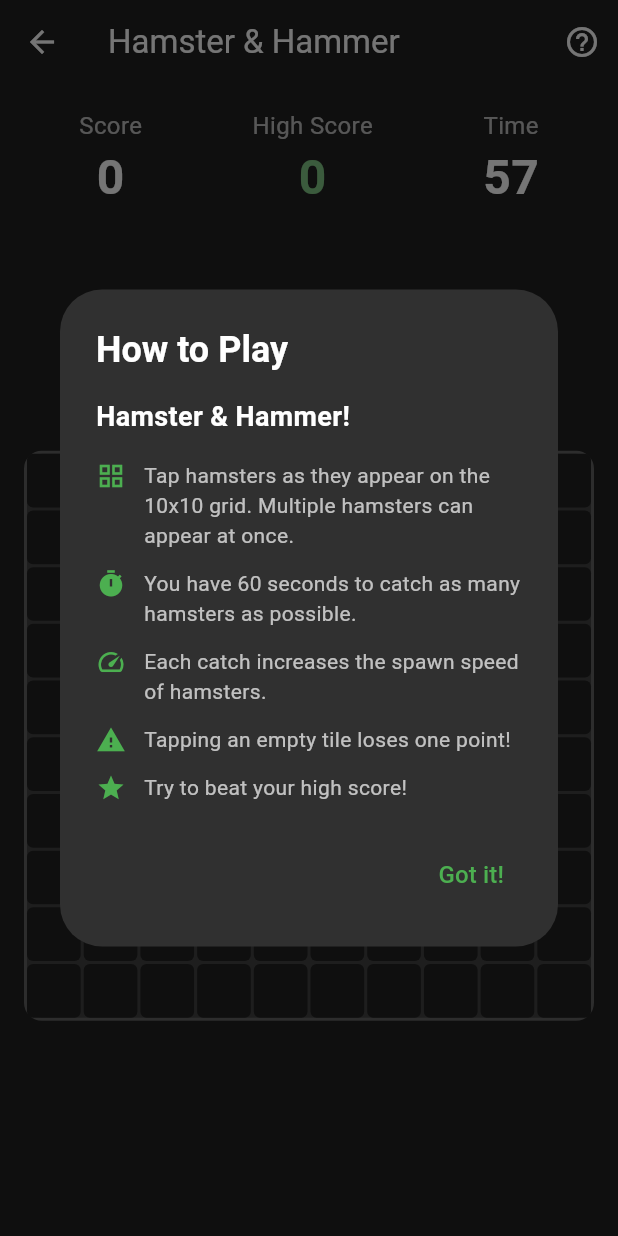
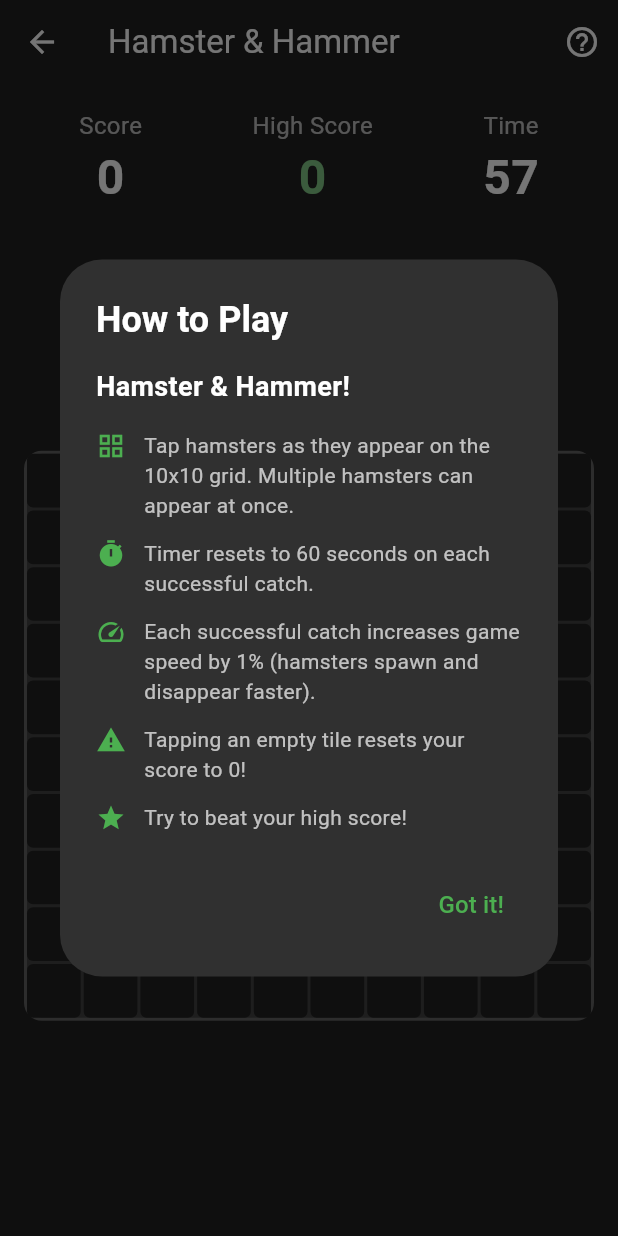
Before and after one commit to EvalVis/cats-instinct, a Flutter app: the HamsterHammerGame screen opened directly, after a tap on the "help outline" icon, on a phone screen of 412 x 824 dp. Run offline on Flutter 3.47's test engine with Material 3 defaults, Android fonts, the phone set to English and light mode, and no system bars; our stand-ins replace shared_preferences; accounts and stored records are empty.

Commit message:
Increase game difficulty

```diff
--- a/lib/hamster_hammer_game.dart
+++ b/lib/hamster_hammer_game.dart
@@ -12,19 +12,21 @@ class HamsterHammerGame extends StatefulWidget {
 
 class _HamsterHammerGameState extends State<HamsterHammerGame> {
   static const int gridSize = 10;
-  static const int hamsterLifetimeMs = 3000;
+  static const int initialHamsterLifetimeMs = 3000;
   static const int initialHamsterCount = 5;
+  static const int initialTimerSeconds = 60;
   final List<List<DateTime?>> _grid = List.generate(
     gridSize,
     (_) => List.generate(gridSize, (_) => null),
   );
   int _score = 0;
   int _highScore = 0;
-  int _timeRemaining = 60;
+  int _timeRemaining = initialTimerSeconds;
   Timer? _gameTimer;
   Timer? _hamsterTimer;
   Timer? _expirationTimer;
   double _spawnDelay = 1500.0;
+  double _hamsterLifetimeMs = initialHamsterLifetimeMs.toDouble();
   final Random _random = Random.secure();
   int? _lastHamsterRow;
   int? _lastHamsterCol;
@@ -99,7 +101,7 @@ class _HamsterHammerGameState extends State<HamsterHammerGame> {
           for (int col = 0; col < gridSize; col++) {
             if (_grid[row][col] != null) {
               final age = now.difference(_grid[row][col]!).inMilliseconds;
-              if (age >= hamsterLifetimeMs) {
+              if (age >= _hamsterLifetimeMs) {
                 _grid[row][col] = null;
                 needsUpdate = true;
               }
@@ -161,12 +163,13 @@ class _HamsterHammerGameState extends State<HamsterHammerGame> {
       if (_grid[row][col] != null) {
         _grid[row][col] = null;
         _score++;
-        _spawnDelay = (_spawnDelay * 0.98).clamp(500.0, 3000.0);
+        _timeRemaining = initialTimerSeconds;
+        _spawnDelay = (_spawnDelay * 0.99).clamp(200.0, 3000.0);
+        _hamsterLifetimeMs = (_hamsterLifetimeMs * 0.99).clamp(500.0, 3000.0);
         _saveHighScore(_score);
         _startHamsterTimer();
       } else {
-        _score--;
-        _saveHighScore(_score);
+        _score = 0;
       }
     });
   }
@@ -246,8 +249,9 @@ class _HamsterHammerGameState extends State<HamsterHammerGame> {
         }
       }
       _score = 0;
-      _timeRemaining = 60;
+      _timeRemaining = initialTimerSeconds;
       _spawnDelay = 1500.0;
+      _hamsterLifetimeMs = initialHamsterLifetimeMs.toDouble();
       _lastHamsterRow = null;
       _lastHamsterCol = null;
     });
@@ -292,17 +296,17 @@ class _HamsterHammerGameState extends State<HamsterHammerGame> {
                 const SizedBox(height: 12),
                 _buildInstructionRow(
                   Icons.timer,
-                  'You have 60 seconds to catch as many hamsters as possible.',
+                  'Timer resets to 60 seconds on each successful catch.',
                 ),
                 const SizedBox(height: 12),
                 _buildInstructionRow(
                   Icons.speed,
-                  'Each catch increases the spawn speed of hamsters.',
+                  'Each successful catch increases game speed by 1% (hamsters spawn and disappear faster).',
                 ),
                 const SizedBox(height: 12),
                 _buildInstructionRow(
                   Icons.warning,
-                  'Tapping an empty tile loses one point!',
+                  'Tapping an empty tile resets your score to 0!',
                 ),
                 const SizedBox(height: 12),
                 _buildInstructionRow(
--- a/lib/menu_screen.dart
+++ b/lib/menu_screen.dart
@@ -72,9 +72,7 @@ class _MenuScreenState extends State<MenuScreen> {
   void _startHamsterHammer() {
     Navigator.push(
       context,
-      MaterialPageRoute(
-        builder: (context) => const HamsterHammerGame(),
-      ),
+      MaterialPageRoute(builder: (context) => const HamsterHammerGame()),
     );
   }
 
@@ -213,7 +211,7 @@ class _MenuScreenState extends State<MenuScreen> {
                     ),
                   ),
                   child: const Text(
-                    'Hamster & Hammer',
+                    'HamHammer',
                     style: TextStyle(fontSize: 20, fontWeight: FontWeight.bold),
                   ),
                 ),
```
